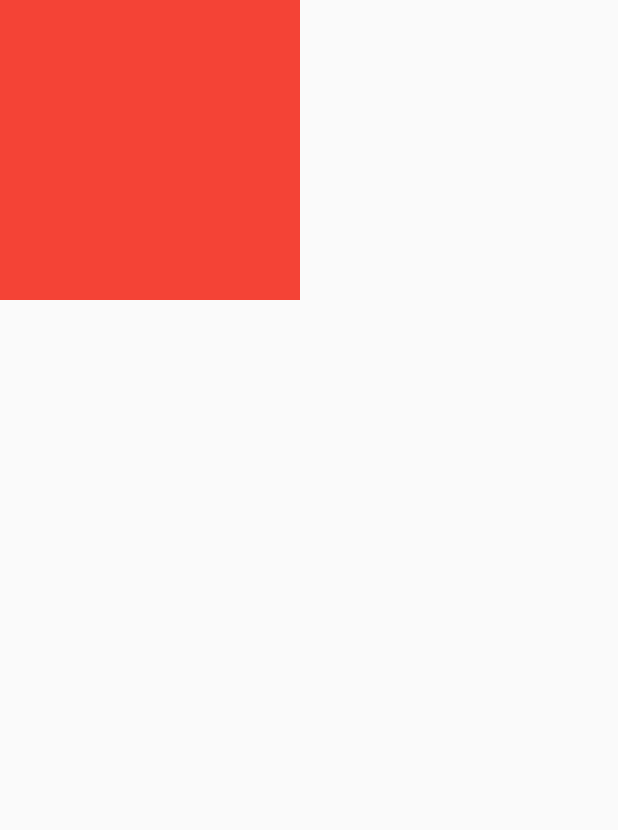
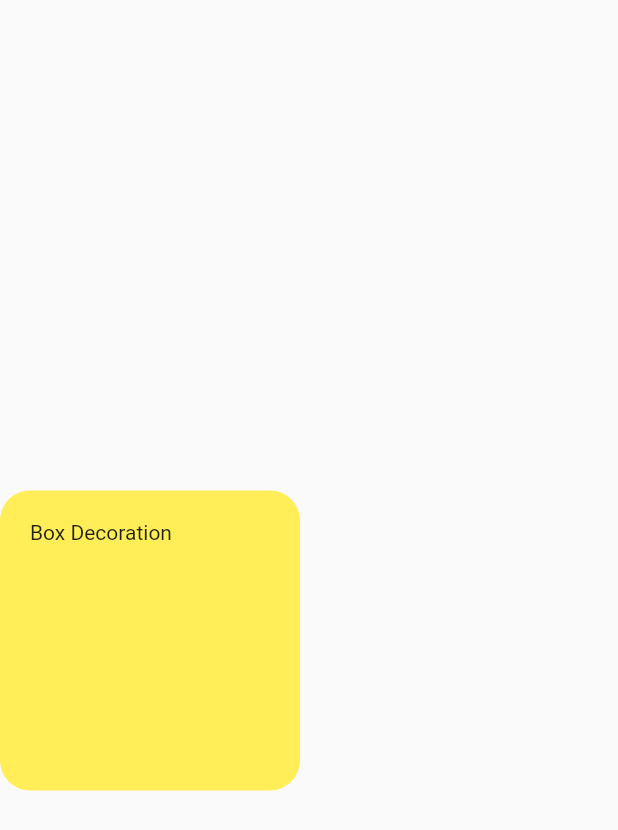
Before and after one commit to AwaisHaleem/Flutter-course-Jawan-Tech-Pakistan, a Flutter app: the screen it shows after launch, on a phone screen of 412 x 824 dp. Shown: the top 830 px of the screen. Run offline on Flutter 3.47's test engine with Material 2 defaults, Android fonts, the phone set to English and light mode, and no system bars.

Commit message:
Align widget and Container's propertise

```diff
--- a/lib/home.dart
+++ b/lib/home.dart
@@ -9,13 +9,22 @@ class _HomeState extends State<Home> {
   @override
   Widget build(BuildContext context) {
     return Scaffold(
-      body: Container(
-        height: 200,
-        width: 200,
-        color: Colors.red,
+      body: Align(
+        alignment: Alignment.centerLeft,
+        child: Container(
+          margin: EdgeInsets.only(top: 30),
+          padding: EdgeInsets.only(left: 20, top: 20),
+          child: Text("Box Decoration"),
+          height: 200,
+          width: 200,
+          decoration: BoxDecoration(
+              // color: Colors.red,
+              // gradient: LinearGradient(colors: [Colors.red, Colors.yellow]),
+              // color: Color(0xff756cc4),
+              color: Colors.yellow[400],
+              borderRadius: BorderRadius.circular(20)),
+        ),
       ),
-
-
     );
   }
 }
```
